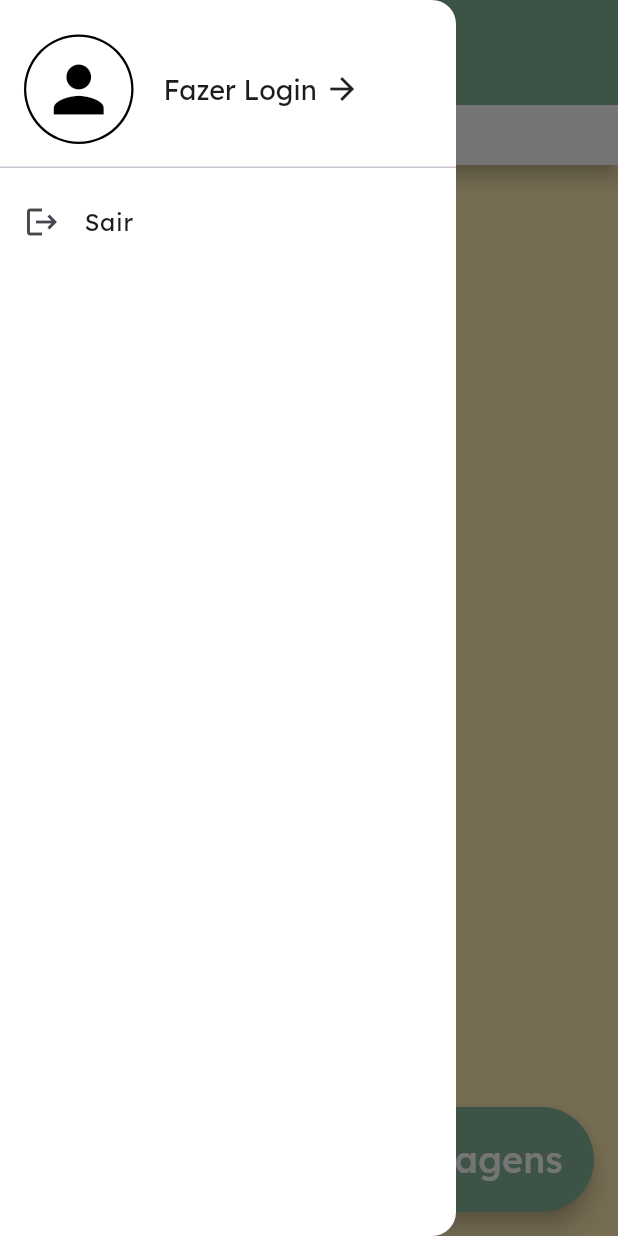
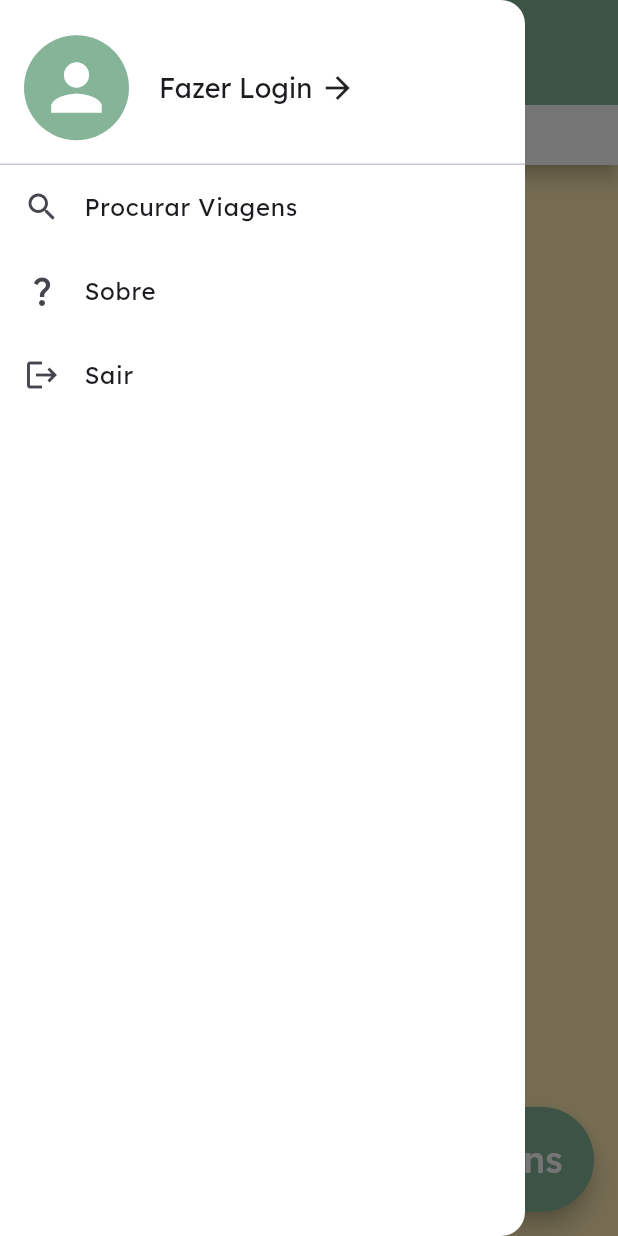
Before and after one commit to giovanabim/sobe-ai, a Flutter app: the HomeScreen screen opened by its route, with the side drawer open, on a phone screen of 412 x 824 dp. Run offline on Flutter 3.47's test engine with Material 3 defaults, Android fonts, the phone set to English and light mode, and no system bars; our stand-ins replace go_router.

Commit message:
Melhoria do Menu + Página de Info Sobre

```diff
--- a/lib/main.dart
+++ b/lib/main.dart
@@ -8,6 +8,7 @@ import 'screens/inicial_screen.dart'; // tela inicial
 import 'screens/home_screen.dart'; // tela principal
 import 'screens/procurar_viagens_screen.dart'; // tela de busca
 import 'screens/detalhes_viagem_screen.dart'; // tela de detalhes da viagem
+import 'screens/sobre_screen.dart'; // tela de informações sobre o projeto
 
 void main() {
   runApp(
@@ -45,6 +46,10 @@ class MainApp extends StatelessWidget {
           final viagemId = state.pathParameters['id'];
           return DetalhesViagemScreen(id: viagemId);
         },
+      ),
+      GoRoute(
+        path: '/sobre',
+        builder: (context, state) => const SobreScreen(),
       ),
       // repetir a mesma estrutura para outras rotas
     ]
--- a/lib/screens/home_screen.dart
+++ b/lib/screens/home_screen.dart
@@ -68,36 +68,32 @@ class _HomeScreenState extends State<HomeScreen> {
 
       drawer: Drawer( // * Menu
         backgroundColor: Colors.white,
+        width: 350,
         child: ListView(
           children: [
-            if (userProvider.tipo == UserType.visitante) ...[ // se não tiver um usuário logado
             SizedBox(
-                height: 120,
+              height: 110,
+              child: InkWell(
+                focusColor: Theme.of(context).hoverColor,
+                onTap: () => context.go('/'),
                 child: DrawerHeader(
+                  margin: EdgeInsets.only(bottom: 0),
                   child: Row(
                     spacing: 20,
                     mainAxisAlignment: MainAxisAlignment.start,
                     crossAxisAlignment: CrossAxisAlignment.center,
                     children: [
-                      Container(
-                        padding: const EdgeInsets.all(1.5),
-                        decoration: BoxDecoration(
-                          color: Colors.black,
-                          shape: BoxShape.circle
-                        ),
-                        child: CircleAvatar(
-                          backgroundColor: Colors.white,
+                      CircleAvatar(
+                        backgroundColor: Theme.of(context).primaryColor,
                         radius: 35,
                         child: Icon(
                           Icons.person,
                           size: 50,
-                            color: Colors.black,
+                          color: Colors.white,
                         ),
                       ),
-                      ),
-                      InkWell(
-                        onTap: () => context.go('/'),
-                        child: Row(
+                      if (userProvider.tipo == UserType.visitante) ...[ // se não estiver logado
+                        Row(
                           spacing: 5,
                           children: [
                             Text(
@@ -107,42 +103,38 @@ class _HomeScreenState extends State<HomeScreen> {
                             Icon(Icons.arrow_forward)
                           ],
                         ),
+                      ]
+                      else ... [ // se estiver logado (vou ter que mudar a parte do provider específico)
+                        Column(
+                          mainAxisAlignment: MainAxisAlignment.center,
+                          crossAxisAlignment: CrossAxisAlignment.start,
+                          children: [
+                            Text(
+                              userProvider.nome,
+                              style: Theme.of(context).textTheme.headlineSmall
+                            ),
+                            Text(
+                              "email@gmail.com",
+                              style: Theme.of(context).textTheme.bodyMedium,
                             ),
                           ],
                         ),
-                ),
-              )
-            ]
-            else ...[
-              SizedBox(
-                height: 170,
-                child: UserAccountsDrawerHeader(
-                  decoration: BoxDecoration(
-                    color: Colors.white
-                  ),
-                  accountName: Text(userProvider.nome, style: TextStyle(color: Colors.black),),
-                  accountEmail: SizedBox.shrink(),
-                  currentAccountPicture: CircleAvatar(
-                    child: Container(
-                      padding: const EdgeInsets.all(1.5),
-                      decoration: BoxDecoration(
-                        color: Colors.black,
-                        shape: BoxShape.circle
-                      ),
-                      child: CircleAvatar(
-                        backgroundColor: Colors.white,
-                        radius: 35,
-                        child: Icon(
-                          Icons.person,
-                          size: 50,
-                          color: Colors.black,
+                      ],
+                    ],
                   ),
                 ),
               ),
             ),
+            ListTile(
+              leading: const Icon(Icons.search),
+              title: const Text("Procurar Viagens"),
+              onTap: () => context.go('/procurar'),
             ),
-              )
-            ],
+            ListTile(
+              leading: const Icon(Icons.question_mark_outlined),
+              title: const Text("Sobre"),
+              onTap: () => context.go('/sobre'),
+            ),
             ListTile(
               leading: const Icon(Icons.logout),
               title: const Text("Sair"),
```
Also changed, not shown: lib/screens/sobre_screen.dart (added, +105 -0 lines). Lines whose indentation alone changed are shown as unchanged.
